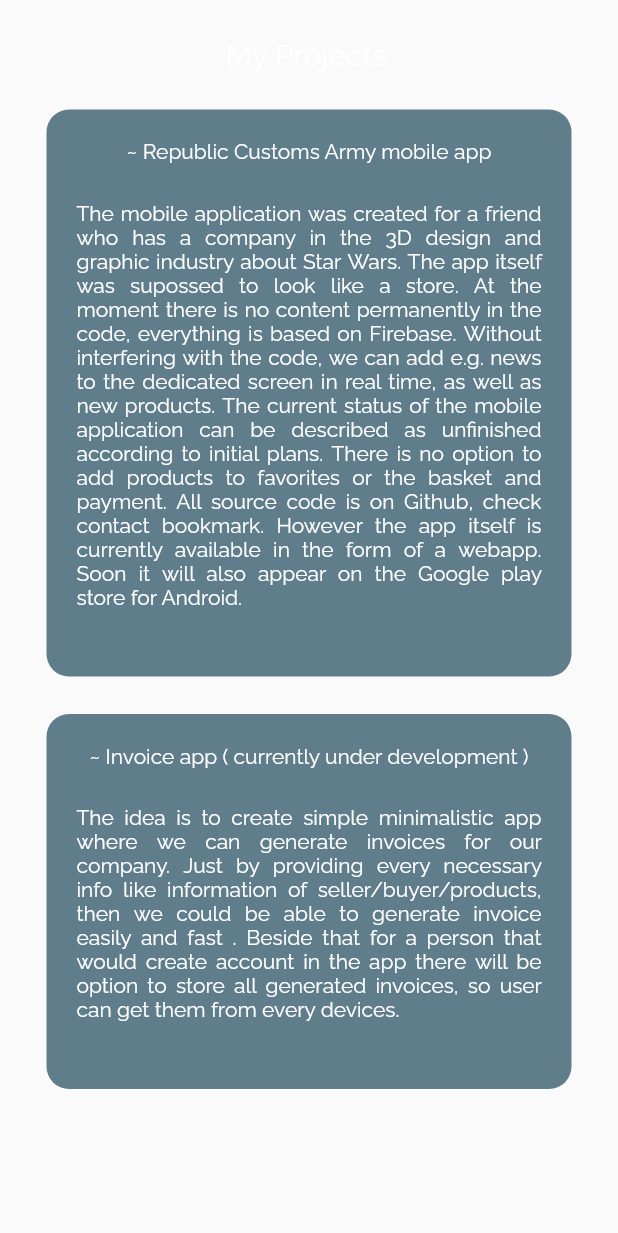
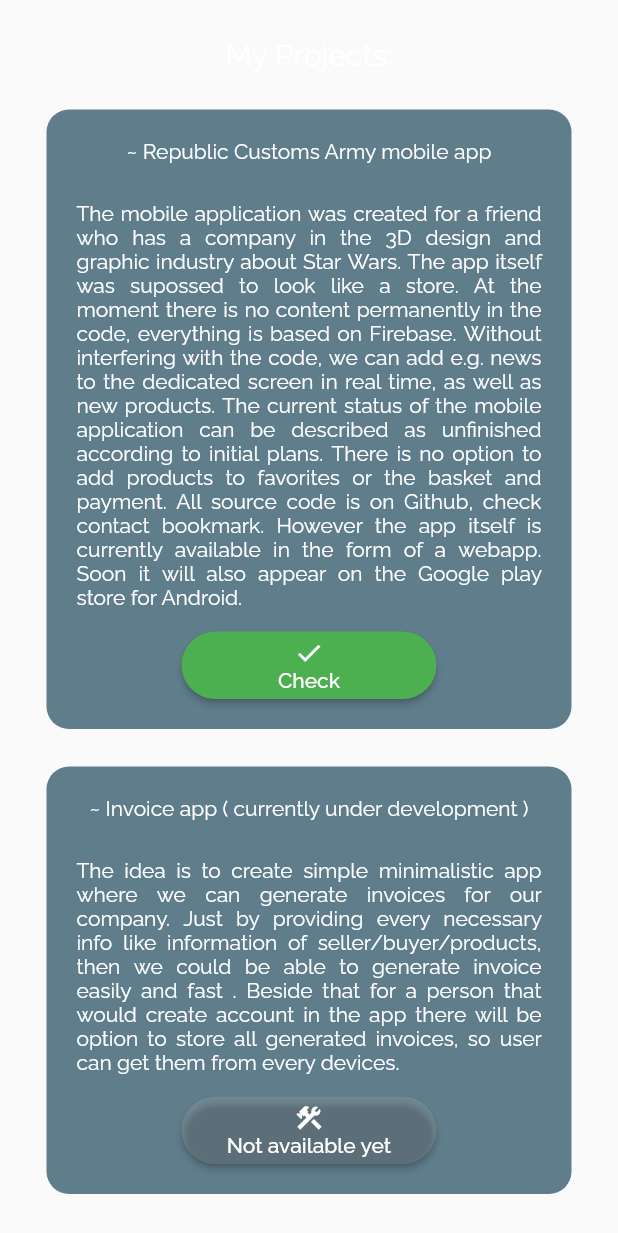
Before and after one commit to MarcelOwczarek/own_website, a Flutter app: the Projects_Page widget shown alone on an empty page, opened directly, on a phone screen of 412 x 824 dp. Shown: the top 1233 px of the screen. Run offline on Flutter 3.47's test engine with Material 2 defaults, Android fonts, the phone set to English and light mode, and no system bars; our stand-ins replace google_fonts, lottie, simple_gradient_text; network calls fail.

Commit message:
Add button to Project_Container

```diff
--- a/lib/root/Root_Page.dart
+++ b/lib/root/Root_Page.dart
@@ -85,15 +85,25 @@
               ),
             ),
             const SizedBox(height: 25),
-            Project_Container(context,
-                project_name: '~ Republic Customs Army mobile app',
-                project_description:
-                    'The mobile application was created for a friend who has a company in the 3D design and graphic industry about Star Wars. The app itself was supossed to look like a store. At the moment there is no content permanently in the code, everything is based on Firebase. Without interfering with the code, we can add e.g. news to the dedicated screen in real time, as well as new products. The current status of the mobile application can be described as unfinished according to initial plans. There is no option to add products to favorites or the basket and payment. All source code is on Github, check contact bookmark. However the app itself is currently available in the form of a webapp. Soon it will also appear on the Google play store for Android.'),
+            Project_Container(
+              context,
+              project_name: '~ Republic Customs Army mobile app',
+              project_description:
+                  'The mobile application was created for a friend who has a company in the 3D design and graphic industry about Star Wars. The app itself was supossed to look like a store. At the moment there is no content permanently in the code, everything is based on Firebase. Without interfering with the code, we can add e.g. news to the dedicated screen in real time, as well as new products. The current status of the mobile application can be described as unfinished according to initial plans. There is no option to add products to favorites or the basket and payment. All source code is on Github, check contact bookmark. However the app itself is currently available in the form of a webapp. Soon it will also appear on the Google play store for Android.',
+              button_icon: Icons.check,
+              button_text: 'Check',
+              button_color: Colors.green,
+            ),
             const SizedBox(height: 25),
-            Project_Container(context,
-                project_name: '~ Invoice app ( currently under development )',
-                project_description:
-                    'The idea is to create simple minimalistic app where we can generate invoices for our company. Just by providing every necessary info like information of seller/buyer/products, then we could be able to generate invoice easily and fast . Beside that for a person that would create account in the app there will be option to store all generated invoices, so user can get them from every devices.'),
+            Project_Container(
+              context,
+              project_name: '~ Invoice app ( currently under development )',
+              project_description:
+                  'The idea is to create simple minimalistic app where we can generate invoices for our company. Just by providing every necessary info like information of seller/buyer/products, then we could be able to generate invoice easily and fast . Beside that for a person that would create account in the app there will be option to store all generated invoices, so user can get them from every devices.',
+              button_icon: Icons.construction,
+              button_text: 'Not available yet',
+              button_color: Colors.white12,
+            ),
             const SizedBox(height: 25),
           ],
         )
@@ -106,9 +116,13 @@
   BuildContext context, {
   required String project_name,
   required String project_description,
+  required IconData button_icon,
+  required String button_text,
+  required Color button_color,
 }) {
   final first_style = GoogleFonts.raleway(color: Colors.white);
   final second_style = GoogleFonts.raleway(color: Colors.white);
+  final third_style = GoogleFonts.raleway(color: Colors.white);
 
   return FittedBox(
     fit: BoxFit.fitHeight,
@@ -131,7 +145,25 @@
               style: second_style,
               textAlign: TextAlign.justify,
             ),
-            const SizedBox(height: 25),
+            const SizedBox(height: 15),
+            SizedBox(
+              height: 45,
+              width: 170,
+              child: ElevatedButton(
+                onPressed: () {},
+                style: ElevatedButton.styleFrom(
+                    backgroundColor: button_color,
+                    shape: RoundedRectangleBorder(
+                        borderRadius: BorderRadius.circular(32))),
+                child: Column(
+                  mainAxisAlignment: MainAxisAlignment.center,
+                  children: [
+                    Icon(button_icon, size: 20),
+                    Text(button_text, style: third_style),
+                  ],
+                ),
+              ),
+            )
           ],
         ),
       ),
```
